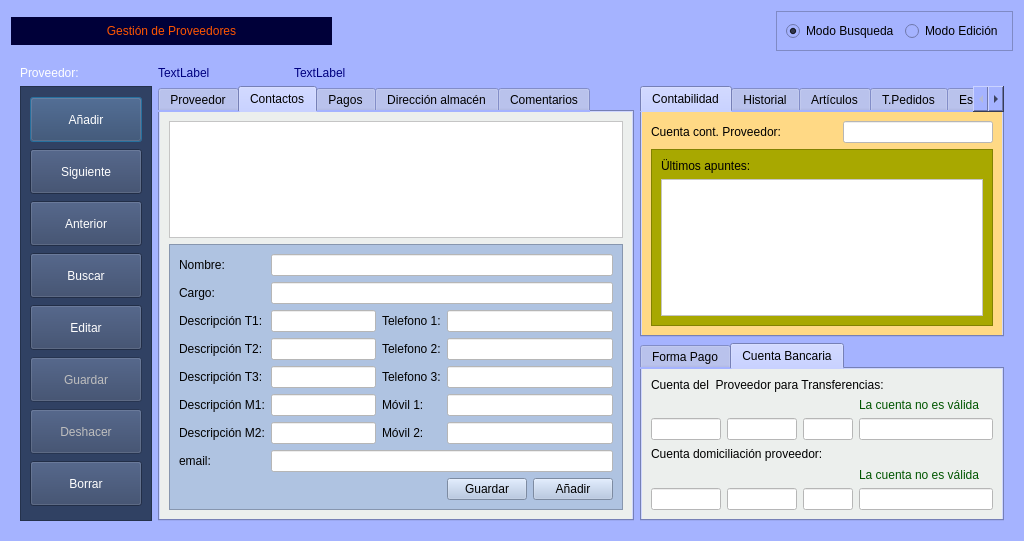
Above: Zona_Compras/frmproveedores.ui from arcnexus/RedFoX before the change. Below: the same form after it.
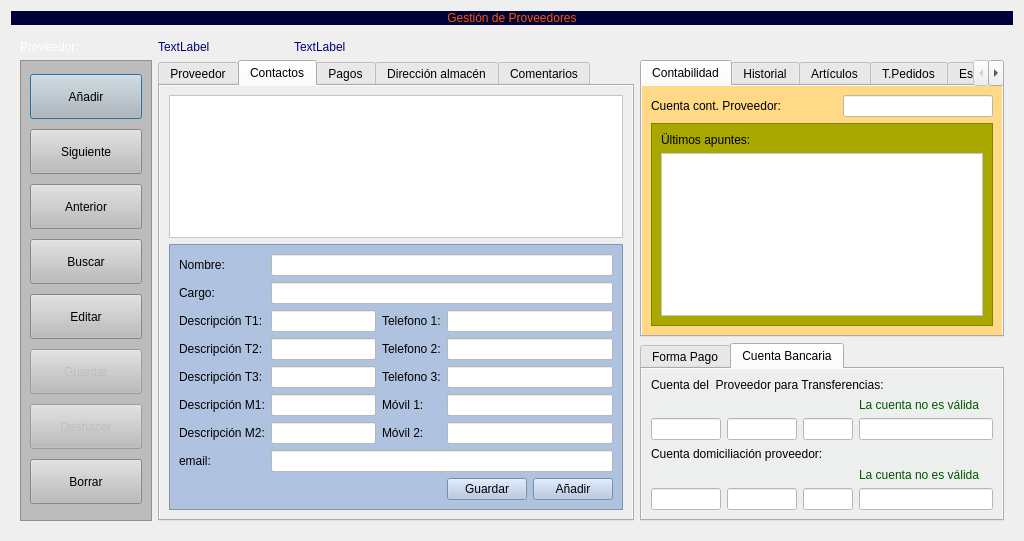
That is the form after the change. Icons and pictures are not drawn. Custom widgets are drawn as their Qt base class.

Patch:
```diff
--- a/Zona_Compras/frmproveedores.ui
+++ b/Zona_Compras/frmproveedores.ui
@@ -23,67 +23,8 @@
    <iconset>
     <normaloff>:/Icons/PNG/Maya.png</normaloff>:/Icons/PNG/Maya.png</iconset>
   </property>
-  <property name="styleSheet">
-   <string notr="true">background-color: rgb(165, 179, 255);</string>
-  </property>
   <layout class="QGridLayout" name="gridLayout_26">
-   <item row="0" column="2">
-    <widget class="QFrame" name="frame_4">
-     <property name="frameShape">
-      <enum>QFrame::StyledPanel</enum>
-     </property>
-     <property name="frameShadow">
-      <enum>QFrame::Raised</enum>
-     </property>
-     <layout class="QHBoxLayout" name="horizontalLayout_3">
-      <item>
-       <widget class="QRadioButton" name="radModo_busqueda">
-        <property name="text">
-         <string>Modo Busqueda</string>
-        </property>
-        <property name="checked">
-         <bool>true</bool>
-        </property>
-       </widget>
-      </item>
-      <item>
-       <widget class="QRadioButton" name="rad_Modo_edicion">
-        <property name="text">
-         <string>Modo Edición</string>
-        </property>
-       </widget>
-      </item>
-     </layout>
-    </widget>
-   </item>
-   <item row="0" column="0">
-    <widget class="QLabel" name="label_16">
-     <property name="minimumSize">
-      <size>
-       <width>321</width>
-       <height>0</height>
-      </size>
-     </property>
-     <property name="maximumSize">
-      <size>
-       <width>16777215</width>
-       <height>28</height>
-      </size>
-     </property>
-     <property name="styleSheet">
-      <string notr="true">color: rgb(255, 85, 0);
-font: 75 16pt &quot;Nimbus Sans L&quot;;
-background-color: rgb(0, 0, 57);</string>
-     </property>
-     <property name="text">
-      <string>Gestión de Proveedores</string>
-     </property>
-     <property name="alignment">
-      <set>Qt::AlignCenter</set>
-     </property>
-    </widget>
-   </item>
-   <item row="1" column="0" colspan="3">
+   <item row="1" column="0" colspan="2">
     <widget class="QStackedWidget" name="stackedWidget">
      <property name="currentIndex">
       <number>0</number>
@@ -134,9 +75,11 @@
            <height>0</height>
           </size>
          </property>
+         <property name="autoFillBackground">
+          <bool>false</bool>
+         </property>
          <property name="styleSheet">
-          <string notr="true">background-color: #304163;
-color : #ffffff</string>
+          <string notr="true">background-color: rgb(188, 188, 188);</string>
          </property>
          <property name="frameShape">
           <enum>QFrame::StyledPanel</enum>
@@ -154,8 +97,7 @@
              </size>
             </property>
             <property name="styleSheet">
-             <string notr="true">QPushButton:disabled{color: 0; }
-QPushButton:enabled{color: rgb(255,255,255); }</string>
+             <string notr="true"/>
             </property>
             <property name="text">
              <string>Añadir</string>
@@ -180,10 +122,6 @@
               <height>45</height>
              </size>
             </property>
-            <property name="styleSheet">
-             <string notr="true">QPushButton:disabled{color: 0; }
-QPushButton:enabled{color: rgb(255,255,255); }</string>
-            </property>
             <property name="text">
              <string>Siguiente</string>
             </property>
@@ -207,10 +145,6 @@
               <height>45</height>
              </size>
             </property>
-            <property name="styleSheet">
-             <string notr="true">QPushButton:disabled{color: 0; }
-QPushButton:enabled{color: rgb(255,255,255); }</string>
-            </property>
             <property name="text">
              <string>Anterior</string>
             </property>
@@ -234,10 +168,6 @@
               <height>45</height>
              </size>
             </property>
-            <property name="styleSheet">
-             <string notr="true">QPushButton:disabled{color: 0; }
-QPushButton:enabled{color: rgb(255,255,255); }</string>
-            </property>
             <property name="text">
              <string>Buscar</string>
             </property>
@@ -261,10 +191,6 @@
               <height>45</height>
              </size>
             </property>
-            <property name="styleSheet">
-             <string notr="true">QPushButton:disabled{color: 0; }
-QPushButton:enabled{color: rgb(255,255,255); }</string>
-            </property>
             <property name="text">
              <string>Editar</string>
             </property>
@@ -291,10 +217,6 @@
               <height>45</height>
              </size>
             </property>
-            <property name="styleSheet">
-             <string notr="true">QPushButton:disabled{color: 0; }
-QPushButton:enabled{color: rgb(255,255,255); }</string>
-            </property>
             <property name="text">
              <string>Guardar</string>
             </property>
@@ -321,10 +243,6 @@
               <height>45</height>
              </size>
             </property>
-            <property name="styleSheet">
-             <string notr="true">QPushButton:disabled{color: 0; }
-QPushButton:enabled{color: rgb(255,255,255); }</string>
-            </property>
             <property name="text">
              <string>Deshacer</string>
             </property>
@@ -348,10 +266,6 @@
               <height>45</height>
              </size>
             </property>
-            <property name="styleSheet">
-             <string notr="true">QPushButton:disabled{color: 0; }
-QPushButton:enabled{color: rgb(255,255,255); }</string>
-            </property>
             <property name="text">
              <string>Borrar</string>
             </property>
@@ -2492,18 +2406,32 @@
      </widget>
     </widget>
    </item>
-   <item row="0" column="1">
-    <spacer name="horizontalSpacer_2">
-     <property name="orientation">
-      <enum>Qt::Horizontal</enum>
+   <item row="0" column="0" colspan="2">
+    <widget class="QLabel" name="label_16">
+     <property name="minimumSize">
+      <size>
+       <width>321</width>
+       <height>0</height>
+      </size>
      </property>
-     <property name="sizeHint" stdset="0">
+     <property name="maximumSize">
       <size>
-       <width>40</width>
-       <height>20</height>
+       <width>16777215</width>
+       <height>28</height>
       </size>
      </property>
-    </spacer>
+     <property name="styleSheet">
+      <string notr="true">color: rgb(255, 85, 0);
+font: 75 16pt &quot;Nimbus Sans L&quot;;
+background-color: rgb(0, 0, 57);</string>
+     </property>
+     <property name="text">
+      <string>Gestión de Proveedores</string>
+     </property>
+     <property name="alignment">
+      <set>Qt::AlignCenter</set>
+     </property>
+    </widget>
    </item>
   </layout>
  </widget>
```
